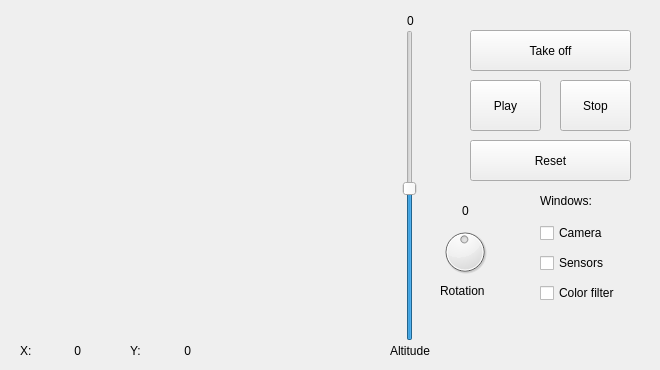
This is src/labyrinth_escape/gui/ui_gui.ui in JdeRobot/RoboticsAcademy as Qt 5 draws it before an edit. The edited form follows.
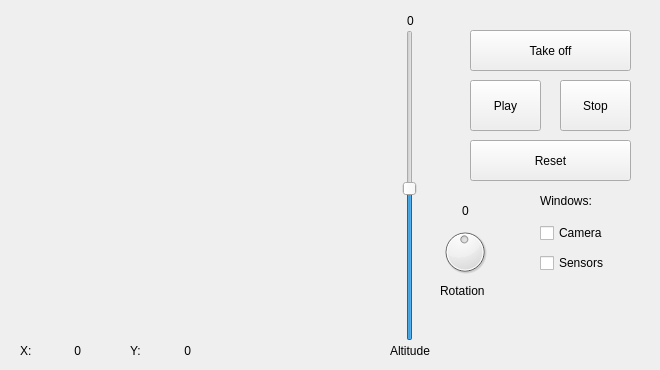
This is the edited form. Icons and pictures are not drawn.

```diff
--- a/src/labyrinth_escape/gui/ui_gui.ui
+++ b/src/labyrinth_escape/gui/ui_gui.ui
@@ -131,19 +131,6 @@
      <string>Sensors</string>
     </property>
    </widget>
-   <widget class="QCheckBox" name="colorFilterCheck">
-    <property name="geometry">
-     <rect>
-      <x>540</x>
-      <y>280</y>
-      <width>94</width>
-      <height>26</height>
-     </rect>
-    </property>
-    <property name="text">
-     <string>Color filter</string>
-    </property>
-   </widget>
    <widget class="QLabel" name="altdLabel">
     <property name="geometry">
      <rect>
@@ -303,10 +290,10 @@
    <widget class="QWidget" name="verticalLayoutWidget_2">
     <property name="geometry">
      <rect>
-      <x>590</x>
-      <y>300</y>
-      <width>61</width>
-      <height>61</height>
+      <x>570</x>
+      <y>280</y>
+      <width>81</width>
+      <height>80</height>
      </rect>
     </property>
     <layout class="QVBoxLayout" name="logoLayout">
```
